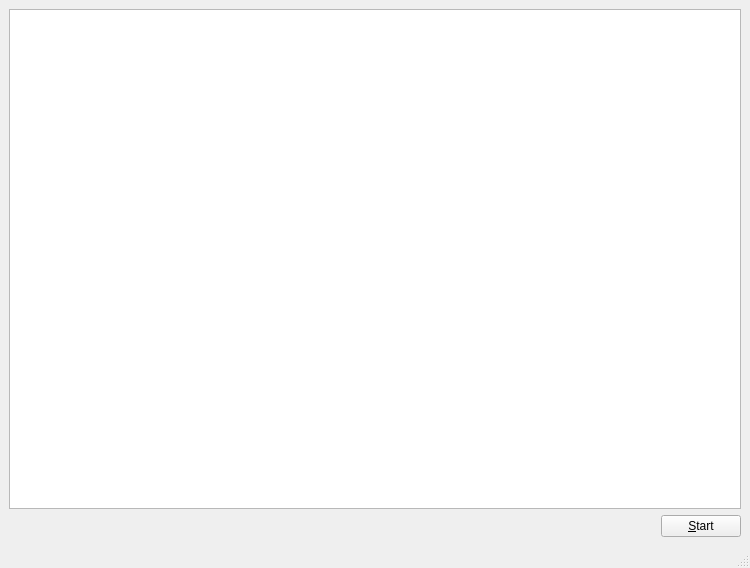
Qt form server/mainwindow.ui (rotanov/fefu-mmorpg) before a commit.
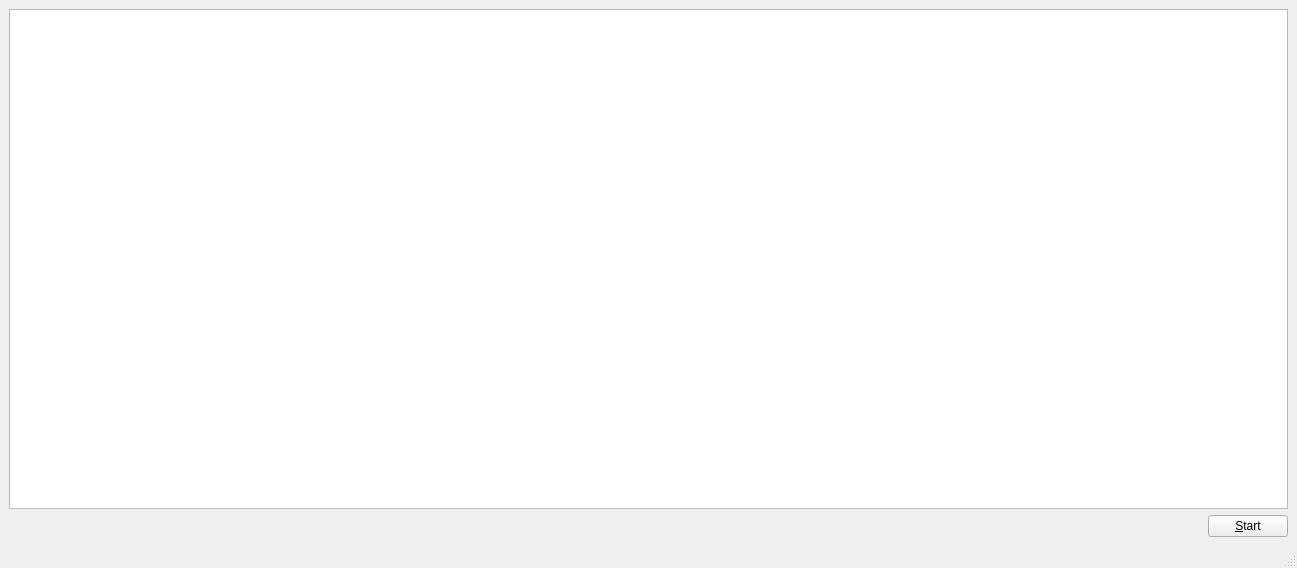
The same form after that commit.

```diff
--- a/server/mainwindow.ui
+++ b/server/mainwindow.ui
@@ -6,7 +6,7 @@
    <rect>
     <x>0</x>
     <y>0</y>
-    <width>750</width>
+    <width>1297</width>
     <height>568</height>
    </rect>
   </property>
```
Left out of the diff: 2 changed lines with no effect on the pictures.
